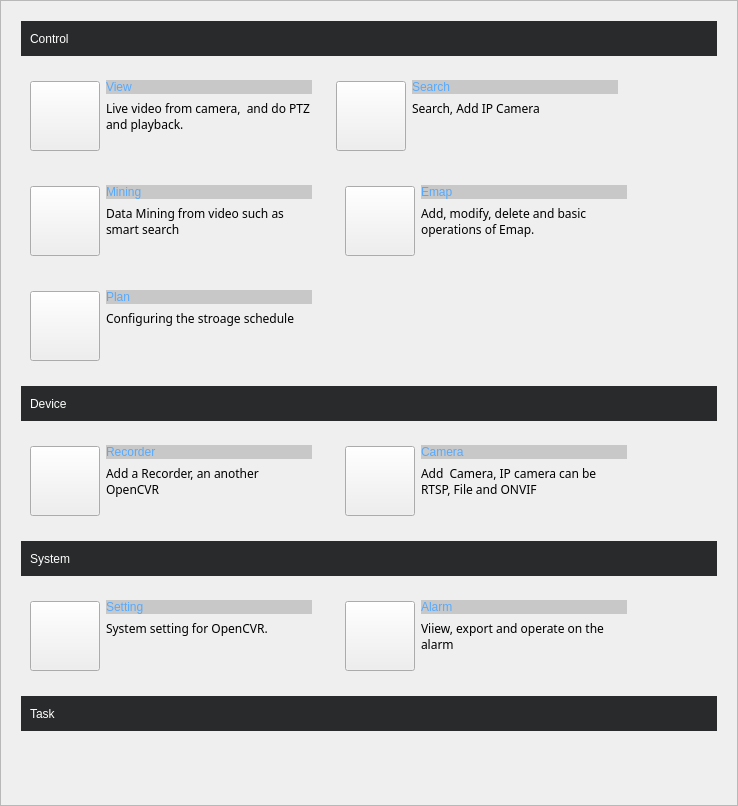
Above: veapp/main/vscpanel.ui from linkingvision/rapidvms before the change. Below: the same form after it.
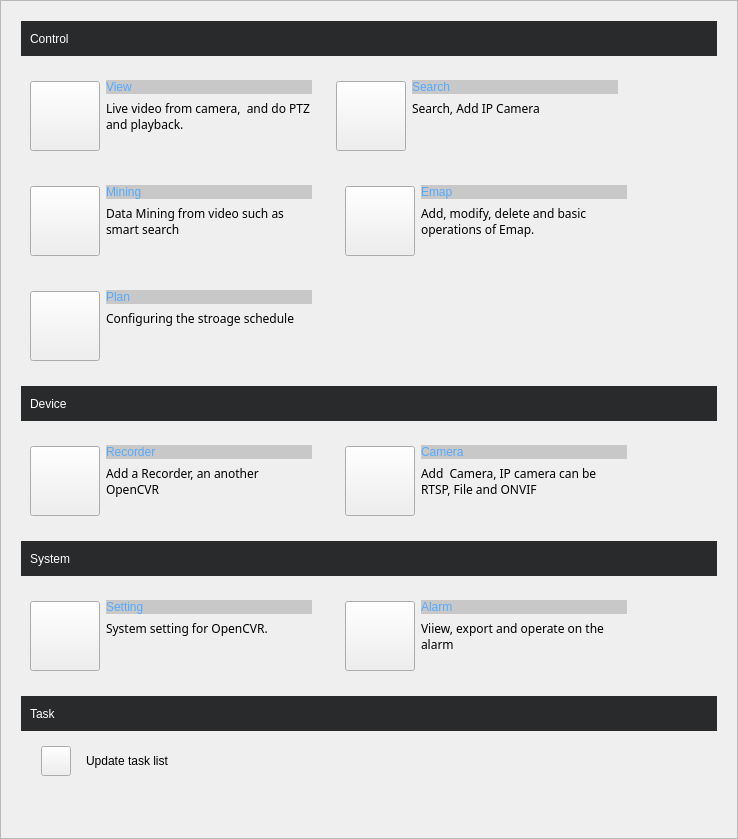
That is the form after the change. Icons and pictures are not drawn.

Diff of the .ui file:
```diff
--- a/veapp/main/vscpanel.ui
+++ b/veapp/main/vscpanel.ui
@@ -7,7 +7,7 @@
     <x>0</x>
     <y>0</y>
     <width>738</width>
-    <height>806</height>
+    <height>839</height>
    </rect>
   </property>
   <property name="minimumSize">
@@ -54,8 +54,8 @@
        <rect>
         <x>0</x>
         <y>0</y>
-        <width>717</width>
-        <height>820</height>
+        <width>719</width>
+        <height>859</height>
        </rect>
       </property>
       <layout class="QVBoxLayout" name="verticalLayout_9">
@@ -1338,7 +1338,83 @@
         </widget>
        </item>
        <item>
-        <widget class="QWidget" name="widget_11" native="true"/>
+        <layout class="QHBoxLayout" name="horizontalLayout_3">
+         <property name="leftMargin">
+          <number>20</number>
+         </property>
+         <item>
+          <widget class="QPushButton" name="pbTasklist">
+           <property name="minimumSize">
+            <size>
+             <width>30</width>
+             <height>30</height>
+            </size>
+           </property>
+           <property name="maximumSize">
+            <size>
+             <width>30</width>
+             <height>30</height>
+            </size>
+           </property>
+           <property name="styleSheet">
+            <string notr="true">QPushButton:hover {
+border:none;
+color:white;
+background-color: rgb(85, 170, 255);}
+QPushButton:pressed {
+background-color: rgb(200, 200, 200);}</string>
+           </property>
+           <property name="text">
+            <string/>
+           </property>
+           <property name="icon">
+            <iconset resource="vscmainwindows.qrc">
+             <normaloff>:/action/resources/refresh.png</normaloff>:/action/resources/refresh.png</iconset>
+           </property>
+           <property name="iconSize">
+            <size>
+             <width>30</width>
+             <height>30</height>
+            </size>
+           </property>
+          </widget>
+         </item>
+         <item>
+          <widget class="QLabel" name="label_3">
+           <property name="text">
+            <string>Update task list</string>
+           </property>
+          </widget>
+         </item>
+        </layout>
+       </item>
+       <item>
+        <widget class="QWidget" name="TaskWidget" native="true">
+         <layout class="QVBoxLayout" name="verticalLayout_5">
+          <property name="spacing">
+           <number>0</number>
+          </property>
+          <property name="leftMargin">
+           <number>0</number>
+          </property>
+          <property name="topMargin">
+           <number>0</number>
+          </property>
+          <property name="rightMargin">
+           <number>0</number>
+          </property>
+          <property name="bottomMargin">
+           <number>0</number>
+          </property>
+          <item>
+           <layout class="QVBoxLayout" name="TaskLayout">
+            <property name="leftMargin">
+             <number>20</number>
+            </property>
+           </layout>
+          </item>
+         </layout>
+        </widget>
        </item>
        <item>
         <spacer name="verticalSpacer">
```
Left out of the diff: 4 changed lines with no effect on the pictures.
